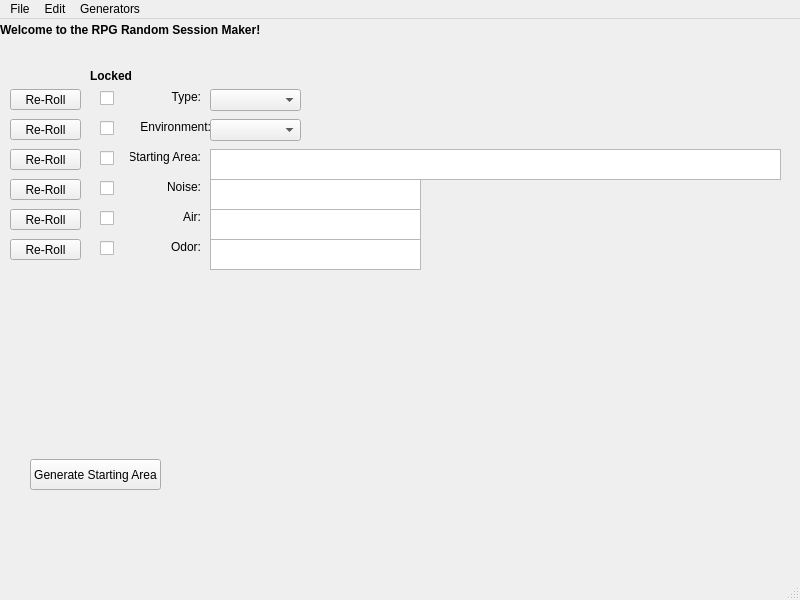
Old version of the form RSMaker/QTemplates/RSM_Main.ui in the repository Tellusionist/RPGRandomSessionMaker.
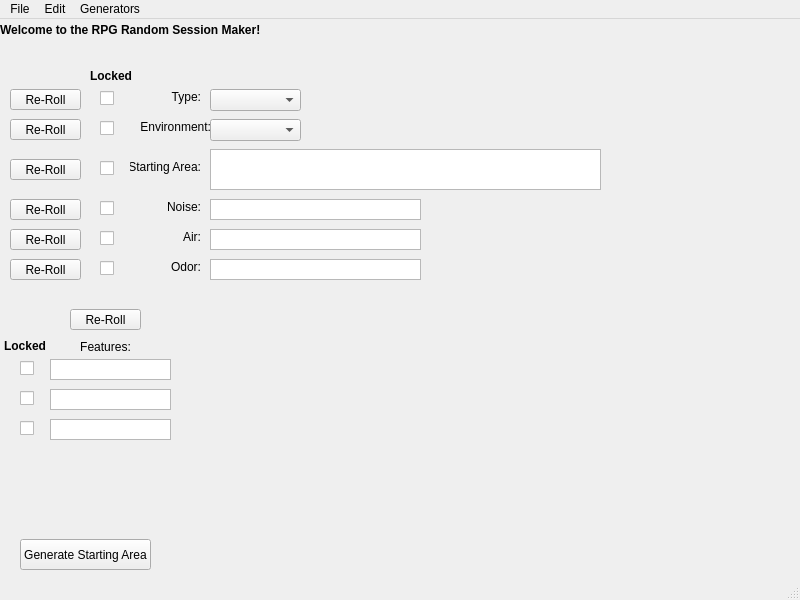
New version of the form.

Commit message: added multi-feature rolls and roll-all capabilities

What changed in the file:
```diff
--- a/RSMaker/QTemplates/RSM_Main.ui
+++ b/RSMaker/QTemplates/RSM_Main.ui
@@ -36,8 +36,8 @@
    <widget class="QPushButton" name="btn_rr_all">
     <property name="geometry">
      <rect>
-      <x>30</x>
-      <y>440</y>
+      <x>20</x>
+      <y>520</y>
       <width>131</width>
       <height>31</height>
      </rect>
@@ -153,7 +153,7 @@
     <property name="geometry">
      <rect>
       <x>130</x>
-      <y>130</y>
+      <y>140</y>
       <width>71</width>
       <height>16</height>
      </rect>
@@ -172,7 +172,7 @@
     <property name="geometry">
      <rect>
       <x>100</x>
-      <y>130</y>
+      <y>140</y>
       <width>16</width>
       <height>18</height>
      </rect>
@@ -211,7 +211,7 @@
     <property name="geometry">
      <rect>
       <x>10</x>
-      <y>130</y>
+      <y>140</y>
       <width>71</width>
       <height>21</height>
      </rect>
@@ -225,8 +225,8 @@
      <rect>
       <x>210</x>
       <y>130</y>
-      <width>571</width>
-      <height>31</height>
+      <width>391</width>
+      <height>41</height>
      </rect>
     </property>
    </widget>
@@ -234,7 +234,7 @@
     <property name="geometry">
      <rect>
       <x>130</x>
-      <y>160</y>
+      <y>180</y>
       <width>71</width>
       <height>16</height>
      </rect>
@@ -253,7 +253,7 @@
     <property name="geometry">
      <rect>
       <x>10</x>
-      <y>160</y>
+      <y>180</y>
       <width>71</width>
       <height>21</height>
      </rect>
@@ -266,7 +266,7 @@
     <property name="geometry">
      <rect>
       <x>100</x>
-      <y>160</y>
+      <y>180</y>
       <width>16</width>
       <height>18</height>
      </rect>
@@ -279,17 +279,20 @@
     <property name="geometry">
      <rect>
       <x>210</x>
-      <y>160</y>
+      <y>180</y>
       <width>211</width>
-      <height>31</height>
+      <height>21</height>
      </rect>
     </property>
+    <property name="verticalScrollBarPolicy">
+     <enum>Qt::ScrollBarAlwaysOff</enum>
+    </property>
    </widget>
    <widget class="QLabel" name="lbl_Air">
     <property name="geometry">
      <rect>
       <x>130</x>
-      <y>190</y>
+      <y>210</y>
       <width>71</width>
       <height>16</height>
      </rect>
@@ -308,7 +311,7 @@
     <property name="geometry">
      <rect>
       <x>10</x>
-      <y>190</y>
+      <y>210</y>
       <width>71</width>
       <height>21</height>
      </rect>
@@ -321,7 +324,7 @@
     <property name="geometry">
      <rect>
       <x>100</x>
-      <y>190</y>
+      <y>210</y>
       <width>16</width>
       <height>18</height>
      </rect>
@@ -334,17 +337,20 @@
     <property name="geometry">
      <rect>
       <x>210</x>
-      <y>190</y>
+      <y>210</y>
       <width>211</width>
-      <height>31</height>
+      <height>21</height>
      </rect>
     </property>
+    <property name="verticalScrollBarPolicy">
+     <enum>Qt::ScrollBarAlwaysOff</enum>
+    </property>
    </widget>
    <widget class="QLabel" name="lbl_Odor">
     <property name="geometry">
      <rect>
       <x>130</x>
-      <y>220</y>
+      <y>240</y>
       <width>71</width>
       <height>16</height>
      </rect>
@@ -363,17 +369,20 @@
     <property name="geometry">
      <rect>
       <x>210</x>
-      <y>220</y>
+      <y>240</y>
       <width>211</width>
-      <height>31</height>
+      <height>21</height>
      </rect>
     </property>
+    <property name="verticalScrollBarPolicy">
+     <enum>Qt::ScrollBarAlwaysOff</enum>
+    </property>
    </widget>
    <widget class="QCheckBox" name="lck_Odor">
     <property name="geometry">
      <rect>
       <x>100</x>
-      <y>220</y>
+      <y>240</y>
       <width>16</width>
       <height>18</height>
      </rect>
@@ -386,7 +395,7 @@
     <property name="geometry">
      <rect>
       <x>10</x>
-      <y>220</y>
+      <y>240</y>
       <width>71</width>
       <height>21</height>
      </rect>
@@ -395,6 +404,162 @@
      <string>Re-Roll</string>
     </property>
    </widget>
+   <widget class="QLabel" name="lbl_Features">
+    <property name="geometry">
+     <rect>
+      <x>70</x>
+      <y>320</y>
+      <width>71</width>
+      <height>16</height>
+     </rect>
+    </property>
+    <property name="layoutDirection">
+     <enum>Qt::LeftToRight</enum>
+    </property>
+    <property name="text">
+     <string>Features:</string>
+    </property>
+    <property name="alignment">
+     <set>Qt::AlignCenter</set>
+    </property>
+   </widget>
+   <widget class="QPlainTextEdit" name="txt_Feature_1">
+    <property name="geometry">
+     <rect>
+      <x>50</x>
+      <y>340</y>
+      <width>121</width>
+      <height>21</height>
+     </rect>
+    </property>
+    <property name="sizePolicy">
+     <sizepolicy hsizetype="Expanding" vsizetype="Expanding">
+      <horstretch>0</horstretch>
+      <verstretch>0</verstretch>
+     </sizepolicy>
+    </property>
+    <property name="inputMethodHints">
+     <set>Qt::ImhMultiLine</set>
+    </property>
+    <property name="verticalScrollBarPolicy">
+     <enum>Qt::ScrollBarAlwaysOff</enum>
+    </property>
+   </widget>
+   <widget class="QPushButton" name="btn_rr_Feature">
+    <property name="geometry">
+     <rect>
+      <x>70</x>
+      <y>290</y>
+      <width>71</width>
+      <height>21</height>
+     </rect>
+    </property>
+    <property name="text">
+     <string>Re-Roll</string>
+    </property>
+   </widget>
+   <widget class="QPlainTextEdit" name="txt_Feature_2">
+    <property name="geometry">
+     <rect>
+      <x>50</x>
+      <y>370</y>
+      <width>121</width>
+      <height>21</height>
+     </rect>
+    </property>
+    <property name="sizePolicy">
+     <sizepolicy hsizetype="Expanding" vsizetype="Expanding">
+      <horstretch>0</horstretch>
+      <verstretch>0</verstretch>
+     </sizepolicy>
+    </property>
+    <property name="inputMethodHints">
+     <set>Qt::ImhMultiLine</set>
+    </property>
+    <property name="verticalScrollBarPolicy">
+     <enum>Qt::ScrollBarAlwaysOff</enum>
+    </property>
+   </widget>
+   <widget class="QPlainTextEdit" name="txt_Feature_3">
+    <property name="geometry">
+     <rect>
+      <x>50</x>
+      <y>400</y>
+      <width>121</width>
+      <height>21</height>
+     </rect>
+    </property>
+    <property name="sizePolicy">
+     <sizepolicy hsizetype="Expanding" vsizetype="Expanding">
+      <horstretch>0</horstretch>
+      <verstretch>0</verstretch>
+     </sizepolicy>
+    </property>
+    <property name="inputMethodHints">
+     <set>Qt::ImhMultiLine</set>
+    </property>
+    <property name="verticalScrollBarPolicy">
+     <enum>Qt::ScrollBarAlwaysOff</enum>
+    </property>
+   </widget>
+   <widget class="QCheckBox" name="lck_Feature_1">
+    <property name="geometry">
+     <rect>
+      <x>20</x>
+      <y>340</y>
+      <width>16</width>
+      <height>18</height>
+     </rect>
+    </property>
+    <property name="text">
+     <string/>
+    </property>
+   </widget>
+   <widget class="QCheckBox" name="lck_Feature_2">
+    <property name="geometry">
+     <rect>
+      <x>20</x>
+      <y>370</y>
+      <width>16</width>
+      <height>18</height>
+     </rect>
+    </property>
+    <property name="text">
+     <string/>
+    </property>
+   </widget>
+   <widget class="QCheckBox" name="lck_Feature_3">
+    <property name="geometry">
+     <rect>
+      <x>20</x>
+      <y>400</y>
+      <width>16</width>
+      <height>18</height>
+     </rect>
+    </property>
+    <property name="text">
+     <string/>
+    </property>
+   </widget>
+   <widget class="QLabel" name="lbl_Locked_2">
+    <property name="geometry">
+     <rect>
+      <x>4</x>
+      <y>320</y>
+      <width>47</width>
+      <height>13</height>
+     </rect>
+    </property>
+    <property name="font">
+     <font>
+      <weight>75</weight>
+      <bold>true</bold>
+     </font>
+    </property>
+    <property name="text">
+     <string>Locked</string>
+    </property>
+   </widget>
   </widget>
   <widget class="QMenuBar" name="menubar">
    <property name="geometry">
```
Left out of the diff: 2 changed lines with no effect on the pictures. The commit also changes 4 other files.
